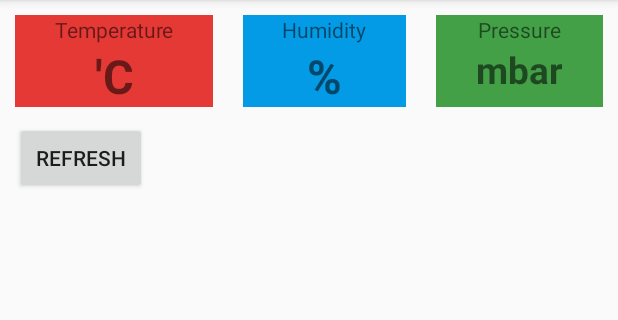
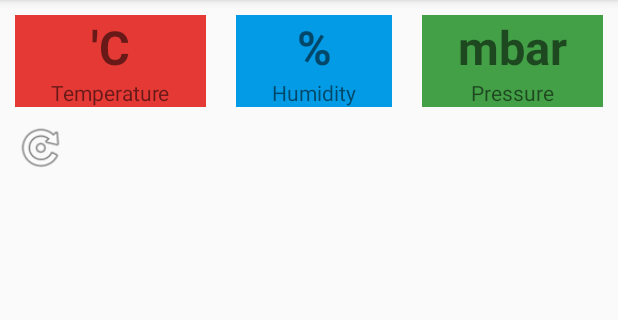
Before and after one commit to nikolajlauridsen/EnviroServe, an Android app: the screen it shows after launch (MainActivity), on a phone screen of 412 x 824 dp, the part 84-404 px from its top. Run offline under Robolectric (Android 15) with nearby library versions, the phone set to English and light mode, and no system bars; our stand-ins replace Volley.

Commit message:
Play with android UI

```diff
--- a/AndroidApp/app/src/main/res/layout/activity_main.xml
+++ b/AndroidApp/app/src/main/res/layout/activity_main.xml
@@ -9,7 +9,9 @@
     <LinearLayout
         android:layout_width="match_parent"
         android:layout_height="match_parent"
-        android:orientation="vertical">
+        android:orientation="vertical"
+        tools:layout_editor_absoluteX="110dp"
+        tools:layout_editor_absoluteY="0dp">
 
         <LinearLayout
             android:layout_width="match_parent"
@@ -21,84 +23,86 @@
             <LinearLayout
                 android:layout_width="wrap_content"
                 android:layout_height="wrap_content"
+                android:layout_margin="10dp"
                 android:layout_weight="1"
+                android:background="@color/tempRed"
+                android:orientation="vertical">
+
+                <TextView
+                    android:id="@+id/temp"
+                    android:layout_width="match_parent"
+                    android:layout_height="wrap_content"
+                    android:text="@string/temp_unit"
+                    android:textAlignment="center"
+                    android:textSize="14pt"
+                    android:textStyle="bold" />
+
+                <TextView
+                    android:layout_width="match_parent"
+                    android:layout_height="match_parent"
+                    android:text="@string/temp_label"
+                    android:textAlignment="center" />
+            </LinearLayout>
+
+            <LinearLayout
+                android:layout_width="wrap_content"
+                android:layout_height="wrap_content"
                 android:layout_margin="10dp"
-                android:orientation="vertical"
-                android:background="@color/tempRed">
+                android:layout_weight="1"
+
+                android:background="@color/humidBlue"
+                android:orientation="vertical">
+
+                <TextView
+                    android:id="@+id/humid"
+                    android:layout_width="match_parent"
+                    android:layout_height="match_parent"
+                    android:text="@string/humid_unit"
+                    android:textAlignment="center"
+                    android:textSize="14pt"
+                    android:textStyle="bold" />
 
                 <TextView
                     android:layout_width="match_parent"
                     android:layout_height="wrap_content"
-                    android:textAlignment="center"
-                    android:text="@string/temp_label" />
-
-                <TextView
-                    android:id="@+id/temp"
-                    android:layout_width="match_parent"
-                    android:layout_height="match_parent"
-                    android:text="@string/temp_unit"
-                    android:textSize="14pt"
-                    android:textStyle="bold"
+                    android:text="@string/humid_label"
                     android:textAlignment="center" />
             </LinearLayout>
 
             <LinearLayout
                 android:layout_width="wrap_content"
                 android:layout_height="match_parent"
+                android:layout_margin="10dp"
                 android:layout_weight="1"
-                android:layout_margin="10dp"
+                android:background="@color/pressureGreen"
+                android:orientation="vertical">
 
-                android:orientation="vertical"
-                android:background="@color/humidBlue">
-
-                <TextView
-                    android:layout_width="match_parent"
-                    android:layout_height="wrap_content"
-                    android:textAlignment="center"
-                    android:text="@string/humid_label" />
-
-                <TextView
-                    android:id="@+id/humid"
-                    android:layout_width="match_parent"
-                    android:layout_height="match_parent"
-                    android:textAlignment="center"
-                    android:textSize="14pt"
-                    android:textStyle="bold"
-                    android:text="@string/humid_unit"/>
-            </LinearLayout>
-
-            <LinearLayout
-                android:layout_width="wrap_content"
-                android:layout_height="match_parent"
-                android:layout_weight="1"
-                android:layout_margin="10dp"
-                android:orientation="vertical"
-                android:background="@color/pressureGreen">
-
-                <TextView
-                    android:layout_width="match_parent"
-                    android:layout_height="wrap_content"
-                    android:textAlignment="center"
-                    android:text="@string/pressure_label"/>
                 <TextView
                     android:id="@+id/pressure"
                     android:layout_width="match_parent"
                     android:layout_height="wrap_content"
+                    android:text="@string/pressure_unit"
                     android:textAlignment="center"
-                    android:textSize="11pt"
-                    android:textStyle="bold"
-                    android:text="@string/pressure_unit"/>
+                    android:textSize="14pt"
+                    android:textStyle="bold" />
+
+                <TextView
+                    android:layout_width="match_parent"
+                    android:layout_height="match_parent"
+                    android:text="@string/pressure_label"
+                    android:textAlignment="center" />
+
             </LinearLayout>
         </LinearLayout>
 
         <Button
-            android:layout_width="wrap_content"
-            android:layout_height="wrap_content"
+            style="@style/Widget.AppCompat.Button.Small"
+            android:layout_width="34dp"
+            android:layout_height="34dp"
+            android:layout_marginEnd="10dp"
             android:layout_marginStart="10dp"
-            android:layout_marginEnd="10dp"
-            android:text="@string/refreshButton"
-            android:onClick="refreshData"
-            />
+            android:background="@android:drawable/ic_menu_rotate"
+            android:onClick="refreshData" />
 
     </LinearLayout>
 
--- a/AndroidApp/app/src/main/res/values/colors.xml
+++ b/AndroidApp/app/src/main/res/values/colors.xml
@@ -3,6 +3,7 @@
     <color name="colorPrimary">#3F51B5</color>
     <color name="colorPrimaryDark">#303F9F</color>
     <color name="colorAccent">#FF4081</color>
+    <color name="black">#000000</color>
     <color name="tempRed">#E53935</color>
     <color name="humidBlue">#039BE5</color>
     <color name="pressureGreen">#43A047</color>
```
